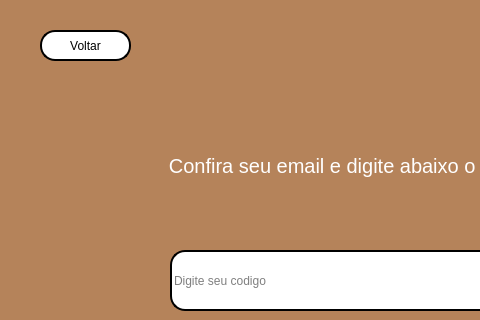
Qt form src/assets/code_screen.ui (saulolv/chess-game) before a commit; both pictures show x 0 to 480 and y 0 to 320 of the 800 by 600 pixel window.
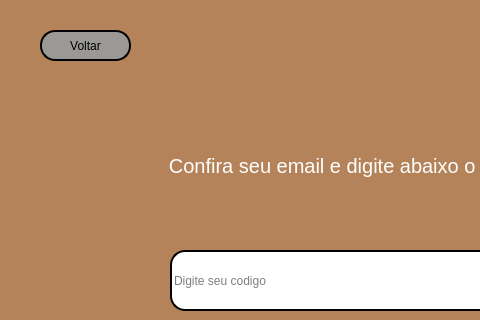
The same form after that commit.

Commit message: Mudando as telas.

```diff
--- a/src/assets/code_screen.ui
+++ b/src/assets/code_screen.ui
@@ -130,12 +130,12 @@
     <cursorShape>PointingHandCursor</cursorShape>
    </property>
    <property name="styleSheet">
-    <string notr="true">background-color: rgb(246, 211, 45);
+    <string notr="true">background-color: rgb(154, 153, 150);
 border-style: outset;
 border-width: 2px;
 border-radius: 15px;
 border-color: black;
-background-color: rgb(255, 255, 255);</string>
+</string>
    </property>
    <property name="text">
     <string>Voltar</string>
```
The commit also changes 1 other file.
